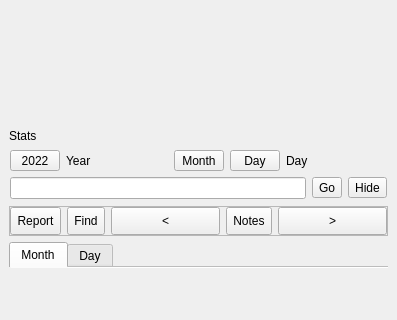
Before: the Qt Designer form mainwindow.ui in ic005k/Knot-Legacy, drawn with Qt 5; both pictures show x 0 to 397 and y 110 to 430 of the 397 by 629 pixel window.
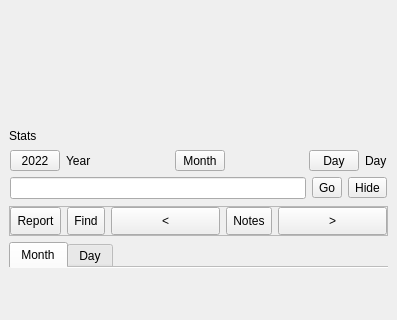
After: the same form once the commit is applied. Icons and pictures are not drawn.

Patch:
```diff
--- a/mainwindow.ui
+++ b/mainwindow.ui
@@ -149,6 +149,19 @@
            </property>
           </widget>
          </item>
+         <item>
+          <spacer name="horizontalSpacer">
+           <property name="orientation">
+            <enum>Qt::Horizontal</enum>
+           </property>
+           <property name="sizeHint" stdset="0">
+            <size>
+             <width>40</width>
+             <height>20</height>
+            </size>
+           </property>
+          </spacer>
+         </item>
          <item>
           <widget class="QToolButton" name="btnMonth">
            <property name="minimumSize">
@@ -162,6 +175,19 @@
            </property>
           </widget>
          </item>
+         <item>
+          <spacer name="horizontalSpacer_2">
+           <property name="orientation">
+            <enum>Qt::Horizontal</enum>
+           </property>
+           <property name="sizeHint" stdset="0">
+            <size>
+             <width>40</width>
+             <height>20</height>
+            </size>
+           </property>
+          </spacer>
+         </item>
          <item>
           <widget class="QToolButton" name="btnDay">
            <property name="minimumSize">
```
